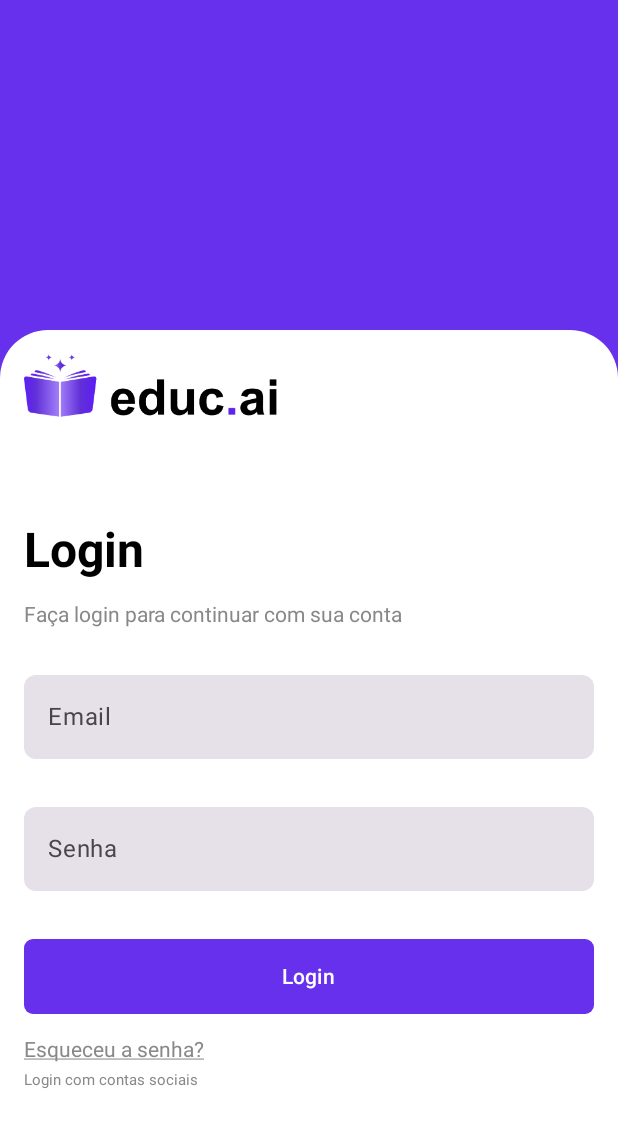
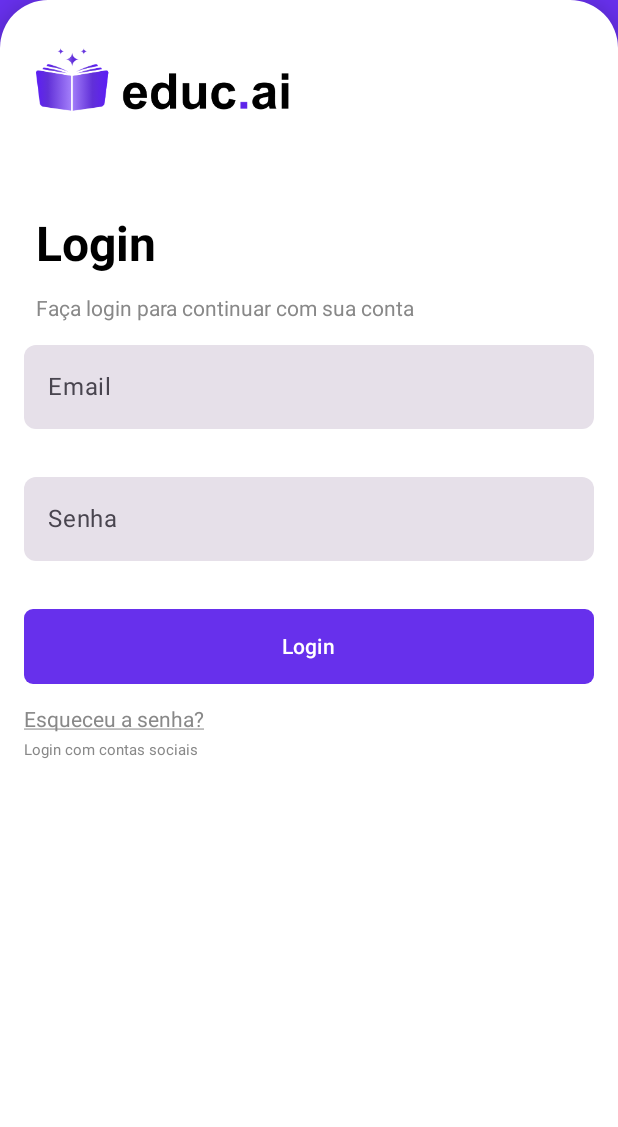
Before and after one commit to educ-ai-org/educai-app, an Android app built with Jetpack Compose: the @Preview function LoginContainerPreview, on a phone screen of 412 x 824 dp. Shown: the top 1127 px of the screen. Run offline under Robolectric (Android 15) with nearby library versions, the phone set to English and light mode, and no system bars.

Commit message:
implementa foto na tela de login

```diff
--- a/app/src/main/java/com/example/educai/components/LoginDrawer.kt
+++ b/app/src/main/java/com/example/educai/components/LoginDrawer.kt
@@ -5,13 +5,13 @@ import androidx.compose.foundation.background
 import androidx.compose.foundation.layout.Column
 import androidx.compose.foundation.layout.Spacer
 import androidx.compose.foundation.layout.fillMaxSize
-import androidx.compose.foundation.layout.fillMaxWidth
 import androidx.compose.foundation.layout.height
 import androidx.compose.foundation.layout.padding
 import androidx.compose.foundation.shape.RoundedCornerShape
 import androidx.compose.material3.Text
 import androidx.compose.runtime.Composable
 import androidx.compose.ui.Modifier
+import androidx.compose.ui.draw.shadow
 import androidx.compose.ui.graphics.Color
 import androidx.compose.ui.res.painterResource
 import androidx.compose.ui.text.font.FontWeight
@@ -19,24 +19,20 @@ import androidx.compose.ui.tooling.preview.Preview
 import androidx.compose.ui.unit.dp
 import androidx.compose.ui.unit.sp
 import com.example.educai.R
-import com.example.educai.ui.theme.MediumPurple
 
 @Composable
 fun LoginContainer() {
     Column(
         modifier = Modifier
-            .fillMaxWidth()
-            .height(220.dp)
-            .background(MediumPurple)
-    ) {
-
-    }
-    Column(
-        modifier = Modifier
+            .shadow(
+                elevation = 8.dp,
+                shape = RoundedCornerShape(topStart = 32.dp, topEnd = 32.dp),
+                clip = false
+            )
             .background(Color.White, RoundedCornerShape(topStart = 32.dp, topEnd = 32.dp))
     ) {
         Column(
-            modifier = Modifier.padding(16.dp)
+            modifier = Modifier.padding(24.dp, top= 32.dp)
         ) {
             Image(
                 painter = painterResource(id = R.drawable.educai_logo_black),
--- a/app/src/main/java/com/example/educai/components/LoginForm.kt
+++ b/app/src/main/java/com/example/educai/components/LoginForm.kt
@@ -69,19 +69,19 @@ fun LoginForm(
             Text(text = "Login")
         }
         Column(
-            verticalArrangement = Arrangement.Top, // Garante que os elementos estão alinhados no topo sem gaps
+            verticalArrangement = Arrangement.Top,
             modifier = Modifier.padding(start = 16.dp, top = 0.dp, end = 0.dp, bottom = 0.dp)
         ) {
             Text(
                 text = "Esqueceu a senha?",
-                modifier = Modifier.padding(0.dp), // Remove padding do Text
+                modifier = Modifier.padding(0.dp),
                 color = Color.Gray,
                 textDecoration = TextDecoration.Underline
             )
             Spacer(modifier = Modifier.height(6.dp))
             Text(
                 text = "Login com contas sociais",
-                modifier = Modifier.padding(0.dp), // Remove padding do Text
+                modifier = Modifier.padding(0.dp),
                 color = Color.Gray,
                 fontSize = 10.sp
             )
```
Also changed, not shown: app/src/main/java/com/example/educai/screens/Login.kt (+37 -7 lines), app/src/main/res/drawable/login_image/drawable-hdpi/login_image.png (added), app/src/main/res/drawable/login_image/drawable-ldpi/login_image.png (added), app/src/main/res/drawable/login_image/drawable-mdpi/login_image.png (added), app/src/main/res/drawable/login_image/drawable-xhdpi/login_image.png (added), app/src/main/res/drawable/login_image/drawable-xxhdpi/login_image.png (added), app/src/main/res/drawable/login_image/drawable-xxxhdpi/login_image.png (added).
